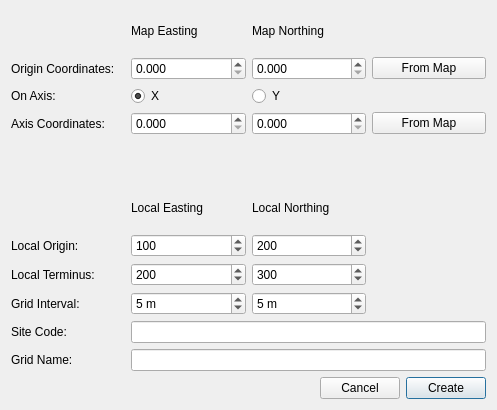
Before: the Qt Designer form grid/create_grid_dialog_base.ui in lparchaeology/ArkPlan, drawn with Qt 5.
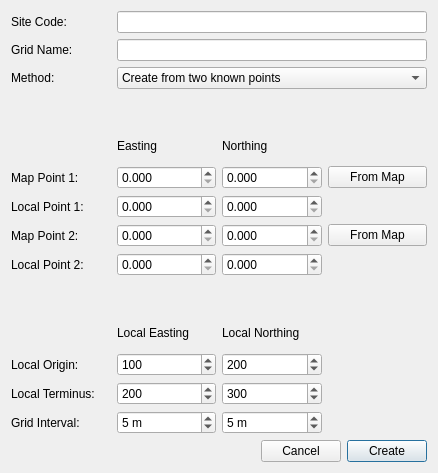
After: the same form once the commit is applied.

Commit message: Add create grid fromany 2 known points

What changed in the file:
```diff
--- a/grid/create_grid_dialog_base.ui
+++ b/grid/create_grid_dialog_base.ui
@@ -6,8 +6,8 @@
    <rect>
     <x>0</x>
     <y>0</y>
-    <width>497</width>
-    <height>410</height>
+    <width>438</width>
+    <height>473</height>
    </rect>
   </property>
   <property name="windowTitle">
@@ -19,14 +19,24 @@
   <layout class="QVBoxLayout" name="verticalLayout">
    <item>
     <layout class="QGridLayout" name="gridLayout">
-     <item row="5" column="2">
+     <item row="10" column="2">
       <widget class="QLabel" name="localNorthingLabel">
        <property name="text">
         <string>Local Northing</string>
        </property>
       </widget>
      </item>
-     <item row="8" column="1">
+     <item row="8" column="0">
+      <widget class="QLabel" name="localPoint2Label">
+       <property name="text">
+        <string>Local Point 2:</string>
+       </property>
+       <property name="buddy">
+        <cstring>localPoint2EastingSpin</cstring>
+       </property>
+      </widget>
+     </item>
+     <item row="13" column="1">
       <widget class="QSpinBox" name="localEastingIntervalSpin">
        <property name="suffix">
         <string> m</string>
@@ -42,24 +52,20 @@
        </property>
       </widget>
      </item>
-     <item row="0" column="2">
-      <widget class="QLabel" name="mapNorthingLabel">
-       <property name="text">
-        <string>Map Northing</string>
-       </property>
-      </widget>
+     <item row="0" column="1" colspan="3">
+      <widget class="QLineEdit" name="siteCodeEdit"/>
      </item>
-     <item row="1" column="0">
-      <widget class="QLabel" name="mapOriginLabel">
+     <item row="5" column="0">
+      <widget class="QLabel" name="mapPoint1Label">
        <property name="text">
-        <string>Origin Coordinates:</string>
+        <string>Map Point 1:</string>
        </property>
        <property name="buddy">
         <cstring>mapOriginEastingSpin</cstring>
        </property>
       </widget>
      </item>
-     <item row="7" column="0">
+     <item row="12" column="0">
       <widget class="QLabel" name="localTerminusLabel">
        <property name="text">
         <string>Local Terminus:</string>
@@ -69,7 +75,7 @@
        </property>
       </widget>
      </item>
-     <item row="7" column="1">
+     <item row="12" column="1">
       <widget class="QSpinBox" name="localTerminusEastingSpin">
        <property name="maximum">
         <number>9999</number>
@@ -82,7 +88,7 @@
        </property>
       </widget>
      </item>
-     <item row="8" column="2">
+     <item row="13" column="2">
       <widget class="QSpinBox" name="localNorthingIntervalSpin">
        <property name="suffix">
         <string> m</string>
@@ -98,7 +104,7 @@
        </property>
       </widget>
      </item>
-     <item row="8" column="0">
+     <item row="13" column="0">
       <widget class="QLabel" name="localIntervalLabel">
        <property name="text">
         <string>Grid Interval:</string>
@@ -108,41 +114,31 @@
        </property>
       </widget>
      </item>
-     <item row="2" column="0">
-      <widget class="QLabel" name="mapOnAxisLabel">
-       <property name="text">
-        <string>On Axis:</string>
-       </property>
-       <property name="buddy">
-        <cstring>mapOnAxisXButton</cstring>
-       </property>
-      </widget>
-     </item>
-     <item row="5" column="1">
+     <item row="10" column="1">
       <widget class="QLabel" name="localEastingLabel">
        <property name="text">
         <string>Local Easting</string>
        </property>
       </widget>
      </item>
-     <item row="1" column="3">
-      <widget class="QPushButton" name="mapOriginFromMapButton">
+     <item row="5" column="3">
+      <widget class="QPushButton" name="mapPoint1FromMapButton">
        <property name="text">
         <string>From Map</string>
        </property>
       </widget>
      </item>
-     <item row="3" column="0">
-      <widget class="QLabel" name="mapAxisLabel">
+     <item row="7" column="0">
+      <widget class="QLabel" name="mapPoint2Label">
        <property name="text">
-        <string>Axis Coordinates:</string>
+        <string>Map Point 2:</string>
        </property>
        <property name="buddy">
         <cstring>mapAxisEastingSpin</cstring>
        </property>
       </widget>
      </item>
-     <item row="6" column="1">
+     <item row="11" column="1">
       <widget class="QSpinBox" name="localOriginEastingSpin">
        <property name="maximum">
         <number>9999</number>
@@ -155,7 +151,7 @@
        </property>
       </widget>
      </item>
-     <item row="6" column="0">
+     <item row="11" column="0">
       <widget class="QLabel" name="localOriginLabel">
        <property name="text">
         <string>Local Origin:</string>
@@ -165,7 +161,7 @@
        </property>
       </widget>
      </item>
-     <item row="6" column="2">
+     <item row="11" column="2">
       <widget class="QSpinBox" name="localOriginNorthingSpin">
        <property name="maximum">
         <number>9999</number>
@@ -178,83 +174,22 @@
        </property>
       </widget>
      </item>
-     <item row="3" column="3">
-      <widget class="QPushButton" name="mapAxisFromMapButton">
+     <item row="7" column="3">
+      <widget class="QPushButton" name="mapPoint2FromMapButton">
        <property name="text">
         <string>From Map</string>
        </property>
       </widget>
      </item>
-     <item row="2" column="2">
-      <widget class="QRadioButton" name="mapOnAxisYButton">
-       <property name="text">
-        <string>Y</string>
-       </property>
-      </widget>
-     </item>
      <item row="9" column="0">
-      <widget class="QLabel" name="siteCodeLabel">
-       <property name="text">
-        <string>Site Code:</string>
-       </property>
-      </widget>
-     </item>
-     <item row="2" column="1">
-      <widget class="QRadioButton" name="mapOnAxisXButton">
-       <property name="text">
-        <string>X</string>
-       </property>
-       <property name="checked">
-        <bool>true</bool>
-       </property>
-      </widget>
-     </item>
-     <item row="0" column="1">
-      <widget class="QLabel" name="mapEastingLabel">
-       <property name="text">
-        <string>Map Easting</string>
-       </property>
-      </widget>
-     </item>
-     <item row="4" column="0">
-      <widget class="QLabel" name="spacerLabel">
+      <widget class="QLabel" name="spacerLabel2">
        <property name="text">
         <string/>
        </property>
       </widget>
      </item>
-     <item row="3" column="1">
-      <widget class="QDoubleSpinBox" name="mapAxisEastingSpin">
-       <property name="decimals">
-        <number>3</number>
-       </property>
-       <property name="maximum">
-        <double>999999.998999999952503</double>
-       </property>
-      </widget>
-     </item>
-     <item row="3" column="2">
-      <widget class="QDoubleSpinBox" name="mapAxisNorthingSpin">
-       <property name="decimals">
-        <number>3</number>
-       </property>
-       <property name="maximum">
-        <double>999999.998999999952503</double>
-       </property>
-      </widget>
-     </item>
-     <item row="1" column="2">
-      <widget class="QDoubleSpinBox" name="mapOriginNorthingSpin">
-       <property name="decimals">
-        <number>3</number>
-       </property>
-       <property name="maximum">
-        <double>999999.998999999952503</double>
-       </property>
-      </widget>
-     </item>
-     <item row="1" column="1">
-      <widget class="QDoubleSpinBox" name="mapOriginEastingSpin">
+     <item row="7" column="1">
+      <widget class="QDoubleSpinBox" name="mapPoint2EastingSpin">
        <property name="decimals">
         <number>3</number>
        </property>
@@ -264,6 +199,36 @@
       </widget>
      </item>
      <item row="7" column="2">
+      <widget class="QDoubleSpinBox" name="mapPoint2NorthingSpin">
+       <property name="decimals">
+        <number>3</number>
+       </property>
+       <property name="maximum">
+        <double>999999.998999999952503</double>
+       </property>
+      </widget>
+     </item>
+     <item row="5" column="2">
+      <widget class="QDoubleSpinBox" name="mapPoint1NorthingSpin">
+       <property name="decimals">
+        <number>3</number>
+       </property>
+       <property name="maximum">
+        <double>999999.998999999952503</double>
+       </property>
+      </widget>
+     </item>
+     <item row="5" column="1">
+      <widget class="QDoubleSpinBox" name="mapPoint1EastingSpin">
+       <property name="decimals">
+        <number>3</number>
+       </property>
+       <property name="maximum">
+        <double>999999.998999999952503</double>
+       </property>
+      </widget>
+     </item>
+     <item row="12" column="2">
       <widget class="QSpinBox" name="localTerminusNorthingSpin">
        <property name="maximum">
         <number>9999</number>
@@ -276,19 +241,126 @@
        </property>
       </widget>
      </item>
-     <item row="9" column="1" colspan="3">
-      <widget class="QLineEdit" name="siteCodeEdit"/>
+     <item row="2" column="0">
+      <widget class="QLabel" name="methodLabel">
+       <property name="text">
+        <string>Method:</string>
+       </property>
+       <property name="buddy">
+        <cstring>methodCombo</cstring>
+       </property>
+      </widget>
      </item>
-     <item row="10" column="0">
+     <item row="2" column="1" colspan="3">
+      <widget class="QComboBox" name="methodCombo">
+       <item>
+        <property name="text">
+         <string>Create from two known points</string>
+        </property>
+       </item>
+       <item>
+        <property name="text">
+         <string>Create from X axis baseline</string>
+        </property>
+       </item>
+       <item>
+        <property name="text">
+         <string>Create from Y axis baseline</string>
+        </property>
+       </item>
+      </widget>
+     </item>
+     <item row="6" column="2">
+      <widget class="QDoubleSpinBox" name="localPoint1NorthingSpin">
+       <property name="decimals">
+        <number>3</number>
+       </property>
+       <property name="maximum">
+        <double>999999.998999999952503</double>
+       </property>
+      </widget>
+     </item>
+     <item row="4" column="2">
+      <widget class="QLabel" name="mapNorthingLabel">
+       <property name="text">
+        <string>Northing</string>
+       </property>
+      </widget>
+     </item>
+     <item row="8" column="2">
+      <widget class="QDoubleSpinBox" name="localPoint2NorthingSpin">
+       <property name="decimals">
+        <number>3</number>
+       </property>
+       <property name="maximum">
+        <double>999999.998999999952503</double>
+       </property>
+      </widget>
+     </item>
+     <item row="6" column="1">
+      <widget class="QDoubleSpinBox" name="localPoint1EastingSpin">
+       <property name="decimals">
+        <number>3</number>
+       </property>
+       <property name="maximum">
+        <double>999999.998999999952503</double>
+       </property>
+      </widget>
+     </item>
+     <item row="8" column="1">
+      <widget class="QDoubleSpinBox" name="localPoint2EastingSpin">
+       <property name="decimals">
+        <number>3</number>
+       </property>
+       <property name="maximum">
+        <double>999999.998999999952503</double>
+       </property>
+      </widget>
+     </item>
+     <item row="1" column="0">
       <widget class="QLabel" name="gridNameLabel">
        <property name="text">
         <string>Grid Name:</string>
        </property>
       </widget>
      </item>
-     <item row="10" column="1" colspan="3">
+     <item row="0" column="0">
+      <widget class="QLabel" name="siteCodeLabel">
+       <property name="text">
+        <string>Site Code:</string>
+       </property>
+       <property name="buddy">
+        <cstring>siteCodeEdit</cstring>
+       </property>
+      </widget>
+     </item>
+     <item row="4" column="1">
+      <widget class="QLabel" name="mapEastingLabel">
+       <property name="text">
+        <string>Easting</string>
+       </property>
+      </widget>
+     </item>
+     <item row="6" column="0">
+      <widget class="QLabel" name="localPoint1Label">
+       <property name="text">
+        <string>Local Point 1:</string>
+       </property>
+       <property name="buddy">
+        <cstring>localPoint1EastingSpin</cstring>
+       </property>
+      </widget>
+     </item>
+     <item row="1" column="1" colspan="3">
       <widget class="QLineEdit" name="gridNameEdit"/>
      </item>
+     <item row="3" column="0">
+      <widget class="QLabel" name="spacerLabel1">
+       <property name="text">
+        <string/>
+       </property>
+      </widget>
+     </item>
     </layout>
    </item>
    <item>
```
Left out of the diff: 28 changed lines with no effect on the pictures. The commit also changes 3 other files.
